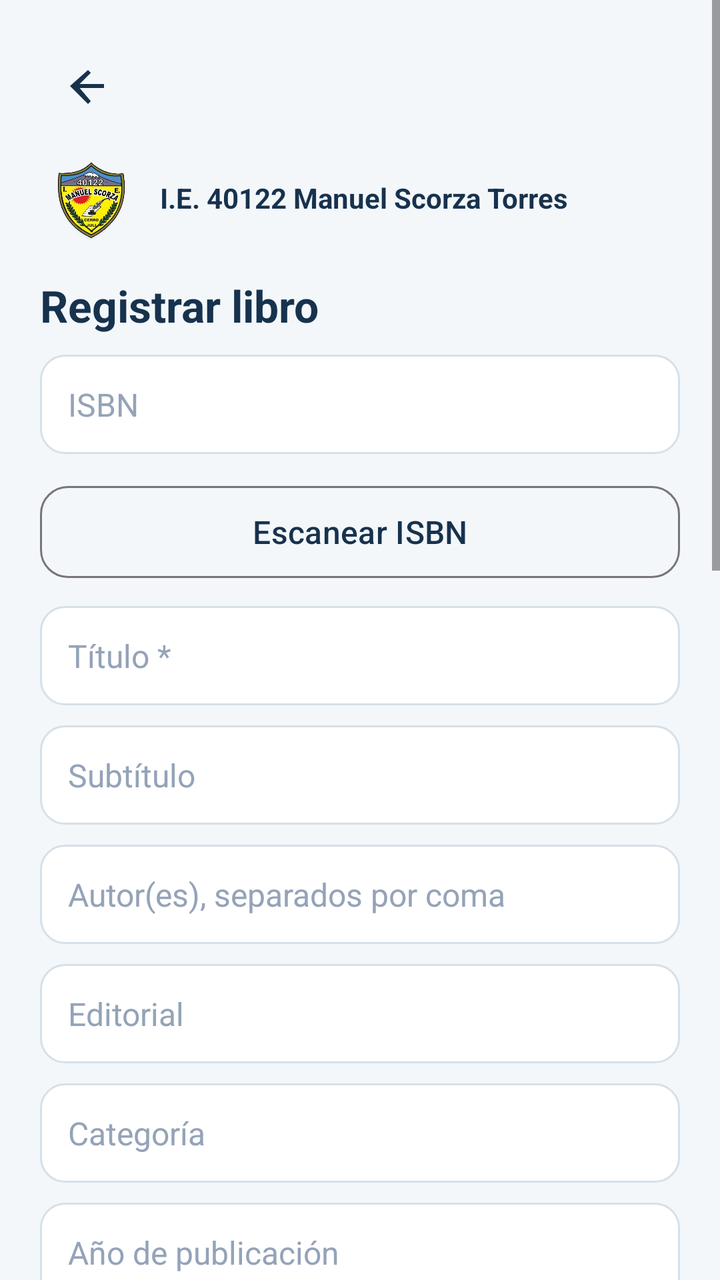
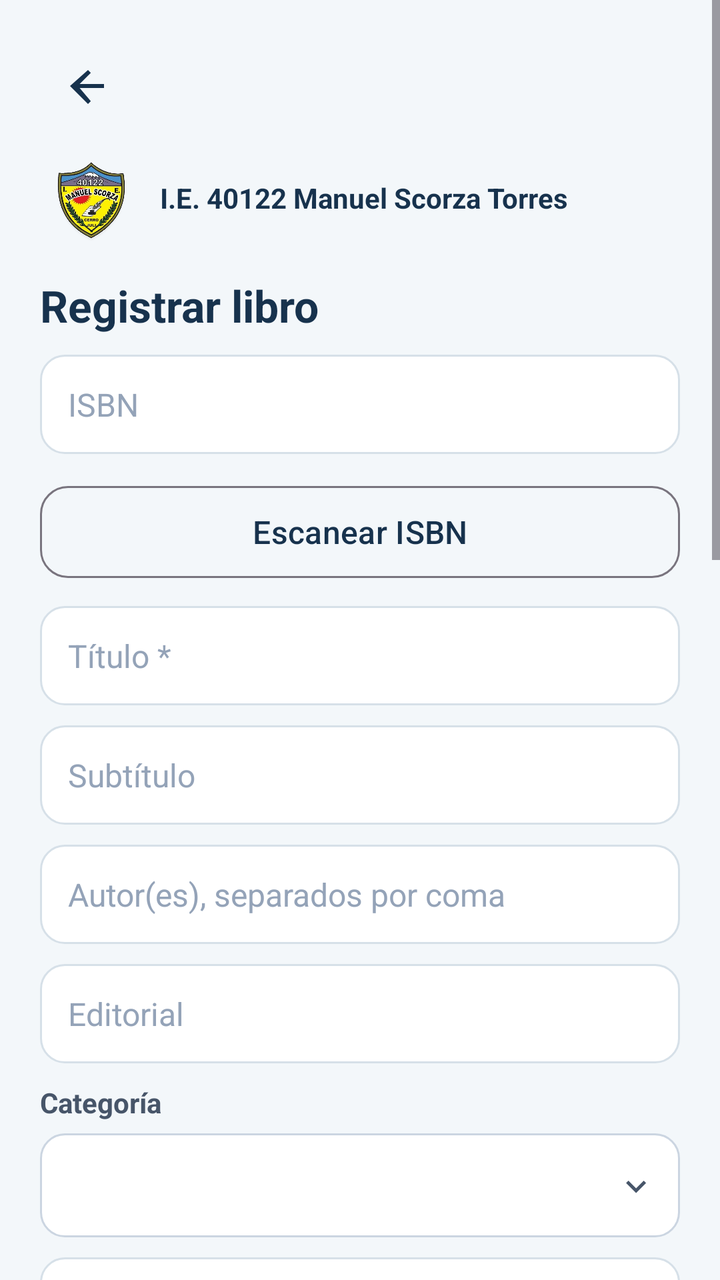

Before-and-after screenshots of an Android layout around one commit, followed by the original layout XML and the change that was made.
<!-- AndroidManifest.xml: application theme Theme.BiblioScorza -->
<!-- res/layout/activity_libro_form.xml -->
<?xml version="1.0" encoding="utf-8"?>
<ScrollView xmlns:android="http://schemas.android.com/apk/res/android"
    android:layout_width="match_parent" android:layout_height="match_parent">
    <LinearLayout android:layout_width="match_parent" android:layout_height="wrap_content"
        android:orientation="vertical" android:padding="20dp">
        <include layout="@layout/view_back_button" />
        <include layout="@layout/header_brand" />
        <TextView android:id="@+id/tvTituloFormulario" style="@style/BsTitle" android:layout_width="wrap_content" android:layout_height="wrap_content" android:text="Registrar libro" />
        <EditText android:id="@+id/etIsbn" style="@style/BsInput" android:hint="ISBN" android:inputType="textCapCharacters" />
        <Button android:id="@+id/btnScanIsbn" style="@style/BsButtonOutline" android:text="Escanear ISBN" />
        <EditText android:id="@+id/etTitulo" style="@style/BsInput" android:hint="Título *" android:inputType="textCapSentences" />
        <EditText android:id="@+id/etSubtitulo" style="@style/BsInput" android:hint="Subtítulo" android:inputType="textCapSentences" />
        <EditText android:id="@+id/etAutor" style="@style/BsInput" android:hint="Autor(es), separados por coma" android:inputType="textCapWords" />
        <EditText android:id="@+id/etEditorial" style="@style/BsInput" android:hint="Editorial" android:inputType="textCapWords" />
        <EditText android:id="@+id/etCategoria" style="@style/BsInput" android:hint="Categoría" android:inputType="textCapSentences" />
        <EditText android:id="@+id/etAnio" style="@style/BsInput" android:hint="Año de publicación" android:inputType="number" />
        <EditText android:id="@+id/etEdicion" style="@style/BsInput" android:hint="Edición" android:inputType="text" />
        <EditText android:id="@+id/etIdioma" style="@style/BsInput" android:hint="Idioma" android:inputType="text" android:text="es" />
        <Spinner android:id="@+id/spNivel" style="@style/BsInput" />
        <EditText android:id="@+id/etGrado" style="@style/BsInput" android:hint="Grado recomendado (1 a 6)" android:inputType="number" />
        <Spinner android:id="@+id/spTipo" style="@style/BsInput" />
        <Spinner android:id="@+id/spPrefijo" style="@style/BsInput" />
        <EditText android:id="@+id/etCantidad" style="@style/BsInput" android:hint="Cantidad" android:inputType="number" android:text="1" />
        <TextView android:id="@+id/tvUbicacionInfo" style="@style/BsText" />
        <Spinner android:id="@+id/spUbicacion" style="@style/BsInput" />
        <EditText android:id="@+id/etDescripcion" style="@style/BsInput" android:hint="Descripción" android:inputType="textMultiLine|textCapSentences" android:minLines="2" />
        <EditText android:id="@+id/etObs" style="@style/BsInput" android:hint="Observaciones" android:inputType="textMultiLine|textCapSentences" android:minLines="2" />
        <Button android:id="@+id/btnFoto" style="@style/BsButtonOutline" android:text="Elegir o tomar fotografía" />
        <ImageView android:id="@+id/ivFoto" android:layout_width="120dp" android:layout_height="160dp"
            android:layout_marginTop="8dp" android:scaleType="centerCrop" android:visibility="gone" android:contentDescription="Portada" />
        <TextView android:id="@+id/tvFotoEstado" style="@style/BsText" />
        <TextView android:id="@+id/tvError" style="@style/BsText" android:textColor="#B91C1C" />
        <Button android:id="@+id/btnGuardar" style="@style/BsButton" android:text="Guardar libro" />
    </LinearLayout>
</ScrollView>
<!-- res/layout/view_back_button.xml (included above) -->
<?xml version="1.0" encoding="utf-8"?>
<ImageButton xmlns:android="http://schemas.android.com/apk/res/android"
    android:id="@+id/btnVolver"
    android:layout_width="48dp"
    android:layout_height="48dp"
    android:layout_marginBottom="4dp"
    android:background="?attr/selectableItemBackgroundBorderless"
    android:contentDescription="Volver"
    android:padding="12dp"
    android:src="@drawable/ic_arrow_back"
    android:tint="#17324D" />
<!-- res/layout/header_brand.xml (included above) -->
<?xml version="1.0" encoding="utf-8"?>
<LinearLayout xmlns:android="http://schemas.android.com/apk/res/android"
    android:layout_width="match_parent"
    android:layout_height="wrap_content"
    android:gravity="center_vertical"
    android:orientation="horizontal"
    android:paddingBottom="12dp">

    <ImageView
        android:layout_width="50dp"
        android:layout_height="54dp"
        android:adjustViewBounds="true"
        android:contentDescription="Escudo de la I.E. 40122 Manuel Scorza Torres"
        android:scaleType="fitCenter"
        android:src="@drawable/escudo_colegio_transparente" />

    <TextView
        android:layout_width="0dp"
        android:layout_height="wrap_content"
        android:layout_marginStart="10dp"
        android:layout_weight="1"
        android:text="I.E. 40122 Manuel Scorza Torres"
        android:textColor="#17324D"
        android:textSize="14sp"
        android:textStyle="bold" />
</LinearLayout>
<!-- resources referenced by this layout -->
<resources>
  <!-- drawable escudo_colegio_transparente: png bitmap (drawable-nodpi, 236749 bytes) -->
  <!-- drawable ic_arrow_back (drawable) -->
  <vector xmlns:android="http://schemas.android.com/apk/res/android"
      android:width="24dp" android:height="24dp"
      android:viewportWidth="24" android:viewportHeight="24">
      <path android:fillColor="#FF000000"
          android:pathData="M20,12v-2H7.83l5.59,-5.59L12,3l-9,8 9,9 1.41,-1.41L7.83,12H20z" />
  </vector>
  <style name="BsButton" parent="Widget.Material3.Button">
          <item name="android:layout_width">match_parent</item>
          <item name="android:layout_height">54dp</item>
          <item name="android:layout_marginTop">12dp</item>
          <item name="android:textSize">16sp</item>
          <item name="cornerRadius">14dp</item>
      </style>
  <style name="BsButtonOutline" parent="Widget.Material3.Button.OutlinedButton">
          <item name="android:layout_width">match_parent</item>
          <item name="android:layout_height">54dp</item>
          <item name="android:layout_marginTop">12dp</item>
          <item name="android:textSize">16sp</item>
          <item name="cornerRadius">14dp</item>
      </style>
  <style name="BsInput">
          <item name="android:layout_width">match_parent</item>
          <item name="android:layout_height">wrap_content</item>
          <item name="android:background">@drawable/input_bg</item>
          <item name="android:padding">14dp</item>
          <item name="android:layout_marginTop">10dp</item>
          <item name="android:textSize">16sp</item>
          <item name="android:textColor">#1E293B</item>
          <item name="android:textColorHint">#94A3B8</item>
      </style>
  <style name="BsText">
          <item name="android:layout_width">match_parent</item>
          <item name="android:layout_height">wrap_content</item>
          <item name="android:layout_marginTop">8dp</item>
          <item name="android:textSize">15sp</item>
          <item name="android:textColor">#1E293B</item>
      </style>
  <style name="BsTitle">
          <item name="android:textSize">22sp</item>
          <item name="android:textStyle">bold</item>
          <item name="android:textColor">#17324D</item>
      </style>
  <style name="Theme.BiblioScorza" parent="Theme.Material3.Light.NoActionBar">
          <item name="colorPrimary">#17324D</item>
          <item name="colorOnPrimary">#FFFFFF</item>
          <item name="colorSecondary">#168C83</item>
          <item name="android:statusBarColor">#10263A</item>
          <item name="android:navigationBarColor">#F3F7FA</item>
          <item name="android:windowLightNavigationBar">true</item>
          <item name="android:windowBackground">#F3F7FA</item>
      </style>
  <!-- drawable input_bg (drawable) -->
  <?xml version="1.0" encoding="utf-8"?>
  <shape xmlns:android="http://schemas.android.com/apk/res/android" android:shape="rectangle">
      <solid android:color="#FFFFFF" />
      <stroke android:width="1dp" android:color="#D6E0E8" />
      <corners android:radius="12dp" />
  </shape>
</resources>

<!-- the commit's change to res/layout/activity_libro_form.xml (unified diff, before → after) -->
@@ -12,7 +12,13 @@
         <EditText android:id="@+id/etSubtitulo" style="@style/BsInput" android:hint="Subtítulo" android:inputType="textCapSentences" />
         <EditText android:id="@+id/etAutor" style="@style/BsInput" android:hint="Autor(es), separados por coma" android:inputType="textCapWords" />
         <EditText android:id="@+id/etEditorial" style="@style/BsInput" android:hint="Editorial" android:inputType="textCapWords" />
-        <EditText android:id="@+id/etCategoria" style="@style/BsInput" android:hint="Categoría" android:inputType="textCapSentences" />
+        <TextView android:layout_width="match_parent" android:layout_height="wrap_content"
+            android:layout_marginTop="10dp" android:layout_marginBottom="6dp"
+            android:text="Categoría" android:textColor="#475569" android:textSize="14sp"
+            android:textStyle="bold" />
+        <Spinner android:id="@+id/etCategoria" android:layout_width="match_parent" android:layout_height="52dp"
+            android:background="@drawable/bg_filter_spinner" android:contentDescription="Seleccionar categoría del libro"
+            android:paddingStart="12dp" android:paddingEnd="40dp" android:spinnerMode="dropdown" />
         <EditText android:id="@+id/etAnio" style="@style/BsInput" android:hint="Año de publicación" android:inputType="number" />
         <EditText android:id="@+id/etEdicion" style="@style/BsInput" android:hint="Edición" android:inputType="text" />
         <EditText android:id="@+id/etIdioma" style="@style/BsInput" android:hint="Idioma" android:inputType="text" android:text="es" />
<!-- resource entries referenced after the edit -->
@@ -1,5 +1,23 @@
 <!-- resources referenced by this layout -->
 <resources>
+  <!-- drawable bg_filter_spinner (drawable) -->
+  <layer-list xmlns:android="http://schemas.android.com/apk/res/android">
+      <item>
+          <shape android:shape="rectangle">
+              <solid android:color="#FFFFFF" />
+              <stroke
+                  android:width="1dp"
+                  android:color="#CBD5E1" />
+              <corners android:radius="12dp" />
+          </shape>
+      </item>
+      <item
+          android:width="20dp"
+          android:height="20dp"
+          android:drawable="@drawable/ic_filter_expand"
+          android:gravity="right|center_vertical"
+          android:right="12dp" />
+  </layer-list>
   <!-- drawable escudo_colegio_transparente: png bitmap (drawable-nodpi, 236749 bytes) -->
   <!-- drawable ic_arrow_back (drawable) -->
   <vector xmlns:android="http://schemas.android.com/apk/res/android"
@@ -53,6 +71,16 @@
           <item name="android:windowLightNavigationBar">true</item>
           <item name="android:windowBackground">#F3F7FA</item>
       </style>
+  <!-- drawable ic_filter_expand (drawable) -->
+  <vector xmlns:android="http://schemas.android.com/apk/res/android"
+      android:width="24dp"
+      android:height="24dp"
+      android:viewportWidth="24"
+      android:viewportHeight="24">
+      <path
+          android:fillColor="#475569"
+          android:pathData="M7.4,9.2L12,13.8l4.6,-4.6L18,10.6l-6,6 -6,-6z" />
+  </vector>
   <!-- drawable input_bg (drawable) -->
   <?xml version="1.0" encoding="utf-8"?>
   <shape xmlns:android="http://schemas.android.com/apk/res/android" android:shape="rectangle">
